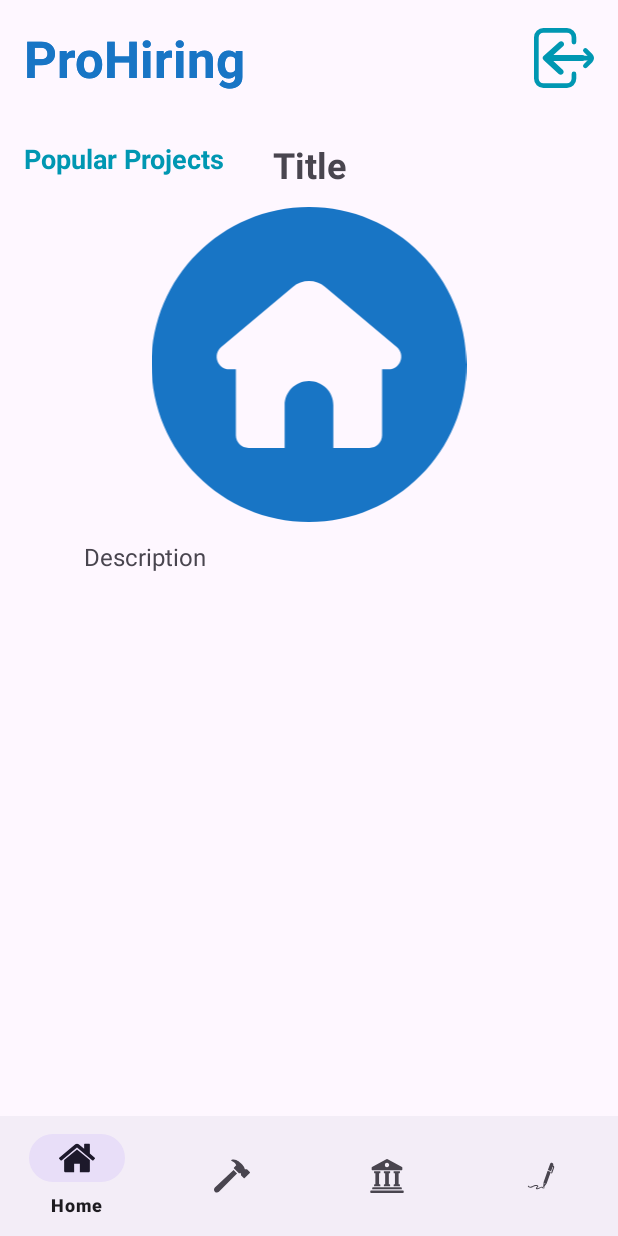
After one commit to Israel2800/ProHiringAndroid, an Android app: the fragment PopularProjectsDetailFragment placed in its activity, on a phone screen of 412 x 824 dp. The commit adds this screen. Run offline under Robolectric (Android 15) with nearby library versions, the light colour scheme and no system bars; our stand-ins replace Firebase (no records; nobody signed in at launch, a user with empty details on screens opened directly), navigation-ui; network calls fail; pictures from the network do not load; 2 statements that could not run were skipped.

Commit message:
PopularProjectsDetailFragment, scrollviews, and media permissions have been implemented

```diff
--- a/app/src/main/AndroidManifest.xml
+++ b/app/src/main/AndroidManifest.xml
@@ -3,6 +3,8 @@
     xmlns:tools="http://schemas.android.com/tools">
 
     <uses-permission android:name="android.permission.INTERNET" />
+    <uses-permission android:name="android.permission.READ_EXTERNAL_STORAGE"
+        android:maxSdkVersion="32" />
     <uses-permission android:name="android.permission.ACCESS_COARSE_LOCATION" />
     <uses-permission android:name="android.permission.ACCESS_FINE_LOCATION" />
 
--- a/app/src/main/java/com/israelaguilar/prohiringandroid/ui/adapters/PopularProjectsAdapter.kt
+++ b/app/src/main/java/com/israelaguilar/prohiringandroid/ui/adapters/PopularProjectsAdapter.kt
@@ -8,8 +8,10 @@
 import com.israelaguilar.prohiringandroid.data.remote.model.PopularProject
 import com.israelaguilar.prohiringandroid.databinding.ItemPopularProjectBinding
 
-class PopularProjectsAdapter(private val popularProjects: List<PopularProject>) :
-    RecyclerView.Adapter<PopularProjectsAdapter.PopularProjectsViewHolder>() {
+class PopularProjectsAdapter(
+    private val popularProjects: List<PopularProject>,
+    private val onItemClick: (PopularProject) -> Unit
+) : RecyclerView.Adapter<PopularProjectsAdapter.PopularProjectsViewHolder>() {
 
     override fun onCreateViewHolder(parent: ViewGroup, viewType: Int): PopularProjectsViewHolder {
         val binding = ItemPopularProjectBinding.inflate(LayoutInflater.from(parent.context), parent, false)
@@ -19,6 +21,7 @@
     override fun onBindViewHolder(holder: PopularProjectsViewHolder, position: Int) {
         val project = popularProjects[position]
         holder.bind(project)
+        holder.itemView.setOnClickListener { onItemClick(project) }
     }
 
     override fun getItemCount(): Int = popularProjects.size
--- /dev/null
+++ b/app/src/main/java/com/israelaguilar/prohiringandroid/ui/fragments/PopularProjectsDetailFragment.kt
@@ -0,0 +1,79 @@
+package com.israelaguilar.prohiringandroid.ui.fragments
+
+import android.os.Bundle
+import androidx.fragment.app.Fragment
+import android.view.LayoutInflater
+import android.view.View
+import android.view.ViewGroup
+import android.widget.ImageButton
+import androidx.navigation.fragment.findNavController
+import androidx.navigation.fragment.navArgs
+import com.bumptech.glide.Glide
+import com.israelaguilar.prohiringandroid.R
+import com.israelaguilar.prohiringandroid.data.remote.PopularProjectsApi
+import com.israelaguilar.prohiringandroid.data.remote.RetrofitHelper
+import com.israelaguilar.prohiringandroid.data.remote.model.PopularProjectDetailDto
+import com.israelaguilar.prohiringandroid.databinding.FragmentPopularProjectsDetailBinding
+import retrofit2.Call
+import retrofit2.Callback
+import retrofit2.Response
+
+class PopularProjectsDetailFragment : Fragment() {
+
+    private var _binding: FragmentPopularProjectsDetailBinding? = null
+    private val binding get() = _binding!!
+
+    private val args: PopularProjectsDetailFragmentArgs by navArgs() // Obtener el ID de los argumentos
+
+    override fun onCreateView(
+        inflater: LayoutInflater, container: ViewGroup?,
+        savedInstanceState: Bundle?
+    ): View? {
+        _binding = FragmentPopularProjectsDetailBinding.inflate(inflater, container, false)
+        val view = binding.root
+
+        // Vinculando el botón de retroceso
+        val backButton: ImageButton = binding.root.findViewById(R.id.backButton)
+        backButton.setOnClickListener {
+            findNavController().navigateUp()
+        }
+
+
+
+        // Obtener el ID del servicio desde los argumentos
+        val popularProjectId = args.popularProjectId
+
+        // Llamada a la API para obtener los detalles del servicio
+        fetchPopularProjectDetails(popularProjectId)
+
+        return view
+    }
+
+    private fun fetchPopularProjectDetails(popularProjectId: String) {
+        val retrofit = RetrofitHelper().getPopularProjectsRetrofit()
+        val api = retrofit.create(PopularProjectsApi::class.java)
+
+        api.getPopularProjectDetailApiary(popularProjectId).enqueue(object :
+            Callback<PopularProjectDetailDto> {
+            override fun onResponse(call: Call<PopularProjectDetailDto>, response: Response<PopularProjectDetailDto>) {
+                if (response.isSuccessful) {
+                    response.body()?.let { detail ->
+                        // Actualizar la UI con los detalles del servicio
+                        binding.titleTextView.text = detail.title
+                        Glide.with(requireContext()).load(detail.image).into(binding.imageView)
+                        binding.descriptionTextView.text = detail.longDesc
+                    }
+                }
+            }
+
+            override fun onFailure(call: Call<PopularProjectDetailDto>, t: Throwable) {
+                // Manejo de errores
+            }
+        })
+    }
+
+    override fun onDestroyView() {
+        super.onDestroyView()
+        _binding = null
+    }
+}
--- /dev/null
+++ b/app/src/main/res/layout/fragment_popular_projects_detail.xml
@@ -0,0 +1,80 @@
+<ScrollView
+    xmlns:android="http://schemas.android.com/apk/res/android"
+    xmlns:app="http://schemas.android.com/apk/res-auto"
+    android:layout_width="match_parent"
+    android:layout_height="match_parent"
+    android:padding="16dp"
+    android:fillViewport="true">
+
+    <androidx.constraintlayout.widget.ConstraintLayout
+        android:layout_width="match_parent"
+        android:layout_height="wrap_content">
+
+        <LinearLayout
+            android:id="@+id/lLHeader"
+            android:layout_width="match_parent"
+            android:layout_height="wrap_content"
+            android:orientation="horizontal"
+            android:gravity="center_vertical"
+            android:paddingBottom="16dp"
+            app:layout_constraintTop_toTopOf="parent"
+            app:layout_constraintStart_toStartOf="parent"
+            app:layout_constraintEnd_toEndOf="parent">
+
+            <TextView
+                android:id="@+id/proHiringLabel"
+                android:layout_width="wrap_content"
+                android:layout_height="wrap_content"
+                android:text="ProHiring"
+                android:textSize="34sp"
+                android:textStyle="bold"
+                android:textColor="@color/primary_color"
+                android:layout_weight="1" />
+
+            <ImageButton
+                android:id="@+id/backButton"
+                android:layout_width="40dp"
+                android:layout_height="40dp"
+                android:src="@drawable/left_arrow"
+                android:contentDescription="@string/logout_button"
+                android:background="@null"
+                android:scaleType="centerInside" />
+        </LinearLayout>
+
+        <TextView
+            android:id="@+id/titleTextView"
+            android:layout_width="0dp"
+            android:layout_height="wrap_content"
+            android:textSize="24sp"
+            android:textStyle="bold"
+            android:text="Title"
+            android:textAlignment="center"
+            app:layout_constraintTop_toBottomOf="@+id/lLHeader"
+            app:layout_constraintStart_toStartOf="parent"
+            app:layout_constraintEnd_toEndOf="parent"
+            android:layout_marginTop="16dp" />
+
+        <ImageView
+            android:id="@+id/imageView"
+            android:layout_width="300dp"
+            android:layout_height="210dp"
+            android:scaleType="fitCenter"
+            android:layout_marginTop="12dp"
+            app:layout_constraintTop_toBottomOf="@+id/titleTextView"
+            app:layout_constraintStart_toStartOf="parent"
+            android:src="@drawable/homedefault"
+            app:layout_constraintEnd_toEndOf="parent" />
+
+        <TextView
+            android:id="@+id/descriptionTextView"
+            android:layout_width="300dp"
+            android:layout_height="wrap_content"
+            android:textSize="16sp"
+            android:text="Description"
+            android:layout_marginTop="12dp"
+            android:justificationMode="inter_word"
+            app:layout_constraintTop_toBottomOf="@id/imageView"
+            app:layout_constraintStart_toStartOf="parent"
+            app:layout_constraintEnd_toEndOf="parent"/>
+    </androidx.constraintlayout.widget.ConstraintLayout>
+</ScrollView>
--- a/app/src/main/res/navigation/nav_graph.xml
+++ b/app/src/main/res/navigation/nav_graph.xml
@@ -8,8 +8,9 @@
         android:name="com.israelaguilar.prohiringandroid.ui.fragments.HomeFragment"
         android:label="Home"
         tools:layout="@layout/fragment_home">
-
-
+        <action
+            android:id="@+id/action_firstFragment_to_popularProjectsDetailFragment"
+            app:destination="@id/popularProjectsDetailFragment" />
     </fragment>
 
     <fragment
@@ -23,7 +24,6 @@
         <action
             android:id="@+id/action_treeServicesFragment_to_treeServicesDetailFragment"
             app:destination="@id/treeServicesDetailFragment" />
-
     </fragment>
 
     <fragment
@@ -64,12 +64,6 @@
             app:destination="@id/companyProfileFragmentSelected" />
     </fragment>
 
-
-  <!--  <fragment
-        android:id="@+id/companyProfileFragment"
-        android:name="com.israelaguilar.prohiringandroid.ui.fragments.CompaniesFragment"
-        android:label="Company Profile" />-->
-
     <fragment
         android:id="@+id/companyProfileFragmentSelected"
         android:name="com.israelaguilar.prohiringandroid.ui.fragments.CompanyProfileFragment"
@@ -79,13 +73,12 @@
             android:id="@+id/action_companyProfileFragmentSelected_to_thirdFragment"
             app:destination="@id/thirdFragment" />
     </fragment>
+
     <fragment
         android:id="@+id/fourthFragment"
         android:name="com.israelaguilar.prohiringandroid.ui.fragments.MyProjectsFragment"
         android:label="MyProjectsFragment"
-        tools:layout="@layout/fragment_my_projects"
-        />
-
+        tools:layout="@layout/fragment_my_projects" />
 
    <fragment
         android:id="@+id/treeServicesDetailFragment"
@@ -98,6 +91,7 @@
            android:id="@+id/action_treeServicesDetailFragment_to_treeServicesFragment"
            app:destination="@id/treeServicesFragment" />
    </fragment>
+
     <fragment
         android:id="@+id/handymanServicesDetailFragment"
         android:name="com.israelaguilar.prohiringandroid.ui.fragments.HandymanServicesDetailFragment"
@@ -109,7 +103,19 @@
         <action
             android:id="@+id/action_handymanServicesDetailFragment_to_handymanServicesFragment"
             app:destination="@id/handymanServicesFragment" />
+    </fragment>
 
+    <fragment
+        android:id="@+id/popularProjectsDetailFragment"
+        android:name="com.israelaguilar.prohiringandroid.ui.fragments.PopularProjectsDetailFragment"
+        android:label="PopularProjectsDetailFragment"
+        tools:layout="@layout/fragment_popular_projects_detail">
+        <argument
+            android:name="popularProjectId"
+            app:argType="string" />
+        <action
+            android:id="@+id/action_popularProjectsDetailFragment_to_firstFragment"
+            app:destination="@id/firstFragment" />
     </fragment>
 
 </navigation>
```
Also changed, not shown: app/src/main/java/com/israelaguilar/prohiringandroid/ui/CreateCompanyAccountActivity.kt (+51 -1 lines), app/src/main/java/com/israelaguilar/prohiringandroid/ui/fragments/HomeFragment.kt (+12 -1 lines), app/src/main/res/layout/activity_company_profile.xml (+25 -31 lines), app/src/main/res/layout/fragment_company_profile.xml (+6 -5 lines).
